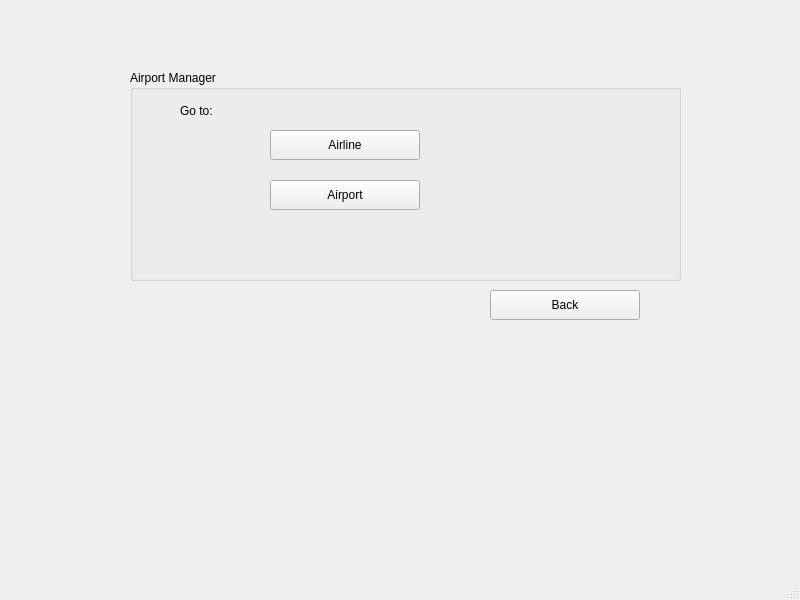
Before: the Qt Designer form airportManager.ui in Muneeba-Badar/DB-Final-Project, drawn with Qt 5.
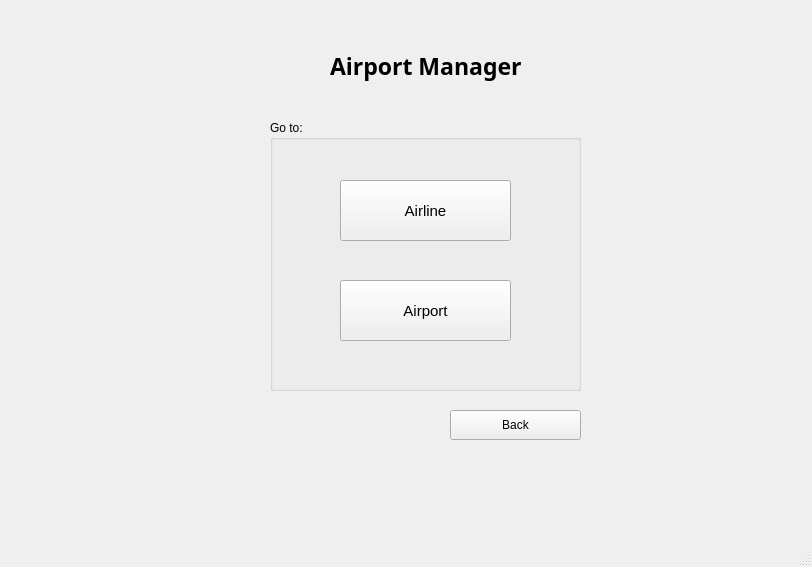
After: the same form once the commit is applied.

Patch:
```diff
--- a/airportManager.ui
+++ b/airportManager.ui
@@ -6,8 +6,8 @@
    <rect>
     <x>0</x>
     <y>0</y>
-    <width>800</width>
-    <height>600</height>
+    <width>812</width>
+    <height>567</height>
    </rect>
   </property>
   <property name="windowTitle">
@@ -17,10 +17,10 @@
    <widget class="QGroupBox" name="groupBox">
     <property name="geometry">
      <rect>
-      <x>130</x>
-      <y>70</y>
-      <width>551</width>
-      <height>211</height>
+      <x>270</x>
+      <y>120</y>
+      <width>311</width>
+      <height>271</height>
      </rect>
     </property>
     <property name="font">
@@ -29,17 +29,22 @@
      </font>
     </property>
     <property name="title">
-     <string>Airport Manager</string>
+     <string>Go to:</string>
     </property>
     <widget class="QPushButton" name="airlineBtn">
      <property name="geometry">
       <rect>
-       <x>140</x>
+       <x>70</x>
        <y>60</y>
-       <width>150</width>
-       <height>30</height>
+       <width>171</width>
+       <height>61</height>
       </rect>
      </property>
+     <property name="font">
+      <font>
+       <pointsize>11</pointsize>
+      </font>
+     </property>
      <property name="text">
       <string>Airline</string>
      </property>
@@ -47,43 +52,61 @@
     <widget class="QPushButton" name="airportBtn">
      <property name="geometry">
       <rect>
-       <x>140</x>
-       <y>110</y>
-       <width>150</width>
-       <height>30</height>
+       <x>70</x>
+       <y>160</y>
+       <width>171</width>
+       <height>61</height>
       </rect>
      </property>
+     <property name="font">
+      <font>
+       <pointsize>11</pointsize>
+      </font>
+     </property>
      <property name="text">
       <string>Airport</string>
      </property>
     </widget>
-    <widget class="QLabel" name="label_2">
-     <property name="geometry">
-      <rect>
-       <x>50</x>
-       <y>30</y>
-       <width>61</width>
-       <height>21</height>
-      </rect>
-     </property>
-     <property name="text">
-      <string>Go to:</string>
-     </property>
-    </widget>
    </widget>
    <widget class="QPushButton" name="airportManagerBack">
     <property name="geometry">
      <rect>
-      <x>490</x>
-      <y>290</y>
-      <width>150</width>
+      <x>450</x>
+      <y>410</y>
+      <width>131</width>
       <height>30</height>
      </rect>
     </property>
+    <property name="font">
+     <font>
+      <pointsize>9</pointsize>
+     </font>
+    </property>
     <property name="text">
      <string>Back</string>
     </property>
    </widget>
+   <widget class="QLabel" name="label_4">
+    <property name="geometry">
+     <rect>
+      <x>330</x>
+      <y>40</y>
+      <width>191</width>
+      <height>51</height>
+     </rect>
+    </property>
+    <property name="font">
+     <font>
+      <family>Berlin Sans FB Demi</family>
+      <pointsize>17</pointsize>
+      <weight>75</weight>
+      <bold>true</bold>
+     </font>
+    </property>
+    <property name="text">
+     <string>Airport Manager</string>
+    </property>
+   </widget>
   </widget>
   <widget class="QMenuBar" name="menubar">
    <property name="geometry">
```
Left out of the diff: 4 changed lines with no effect on the pictures.
